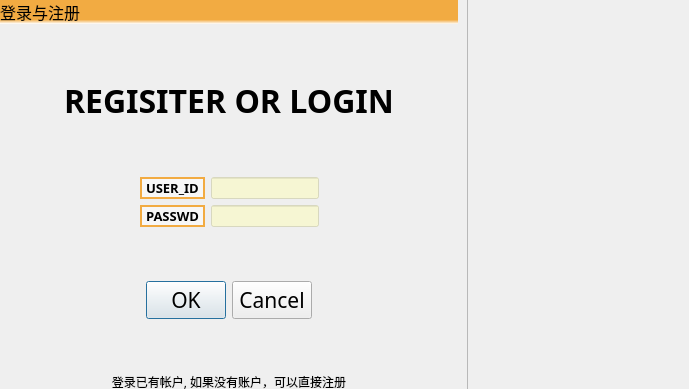
Qt form REG_N_LOGIN.ui (val213/ValCalendar) before a commit.
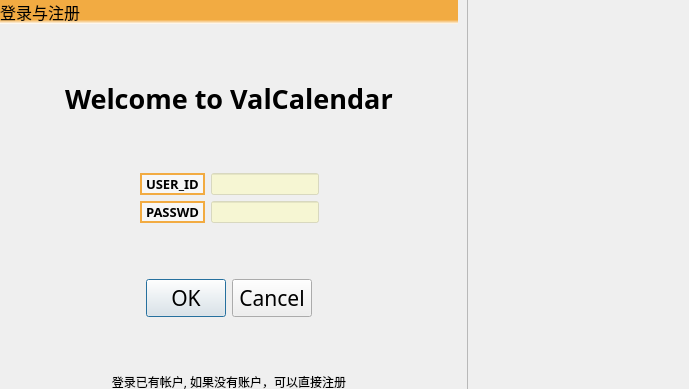
The same form after that commit. Icons and pictures are not drawn.

Patch:
```diff
--- a/REG_N_LOGIN.ui
+++ b/REG_N_LOGIN.ui
@@ -358,7 +358,7 @@
           <property name="font">
            <font>
             <family>Rockwell Extra Bold</family>
-            <pointsize>24</pointsize>
+            <pointsize>20</pointsize>
             <italic>false</italic>
             <bold>true</bold>
            </font>
@@ -368,7 +368,7 @@
 </string>
           </property>
           <property name="text">
-           <string>REGISITER OR LOGIN</string>
+           <string>Welcome to ValCalendar</string>
           </property>
           <property name="textFormat">
            <enum>Qt::MarkdownText</enum>
```
